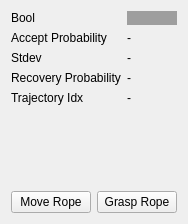
Old version of the form merrrt_visualization/include/merrrt_visualization/merrrt_widget.ui in the repository UM-ARM-Lab/unreliable-deform-manipulation.
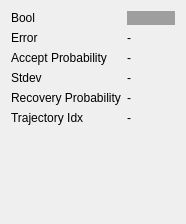
New version of the form.

What changed in the file:
```diff
--- a/merrrt_visualization/include/merrrt_visualization/merrrt_widget.ui
+++ b/merrrt_visualization/include/merrrt_visualization/merrrt_widget.ui
@@ -45,81 +45,80 @@
        </property>
       </widget>
      </item>
-     <item row="1" column="0">
+     <item row="2" column="0">
       <widget class="QLabel" name="accept_probability_label">
        <property name="text">
         <string>Accept Probability</string>
        </property>
       </widget>
      </item>
-     <item row="1" column="1">
-      <widget class="QLabel" name="accept_probability">
-       <property name="text">
-        <string>-</string>
-       </property>
-      </widget>
-     </item>
-     <item row="2" column="0">
-      <widget class="QLabel" name="label">
-       <property name="text">
-        <string>Stdev</string>
-       </property>
-      </widget>
-     </item>
      <item row="2" column="1">
-      <widget class="QLabel" name="stdev_label">
+      <widget class="QLabel" name="accept_probability">
        <property name="text">
         <string>-</string>
        </property>
       </widget>
      </item>
      <item row="3" column="0">
+      <widget class="QLabel" name="stdev_label">
+       <property name="text">
+        <string>Stdev</string>
+       </property>
+      </widget>
+     </item>
+     <item row="3" column="1">
+      <widget class="QLabel" name="stdev">
+       <property name="text">
+        <string>-</string>
+       </property>
+      </widget>
+     </item>
+     <item row="4" column="0">
       <widget class="QLabel" name="recovery_probability_label">
        <property name="text">
         <string>Recovery Probability</string>
        </property>
       </widget>
      </item>
-     <item row="3" column="1">
+     <item row="4" column="1">
       <widget class="QLabel" name="recovery_probability">
        <property name="text">
         <string>-</string>
        </property>
       </widget>
      </item>
-     <item row="4" column="0">
+     <item row="5" column="0">
       <widget class="QLabel" name="traj_idx_label">
        <property name="text">
         <string>Trajectory Idx</string>
        </property>
       </widget>
      </item>
-     <item row="4" column="1">
+     <item row="5" column="1">
       <widget class="QLabel" name="traj_idx">
        <property name="text">
         <string>-</string>
        </property>
       </widget>
      </item>
+     <item row="1" column="0">
+      <widget class="QLabel" name="error_label">
+       <property name="text">
+        <string>Error</string>
+       </property>
+      </widget>
+     </item>
+     <item row="1" column="1">
+      <widget class="QLabel" name="error">
+       <property name="text">
+        <string>-</string>
+       </property>
+      </widget>
+     </item>
     </layout>
    </item>
    <item>
-    <layout class="QHBoxLayout" name="horizontalLayout">
-     <item>
-      <widget class="QPushButton" name="move_rope_button">
-       <property name="text">
-        <string>Move Rope</string>
-       </property>
-      </widget>
-     </item>
-     <item>
-      <widget class="QPushButton" name="grasp_rope_button">
-       <property name="text">
-        <string>Grasp Rope</string>
-       </property>
-      </widget>
-     </item>
-    </layout>
+    <layout class="QHBoxLayout" name="horizontalLayout"/>
    </item>
   </layout>
  </widget>
```
